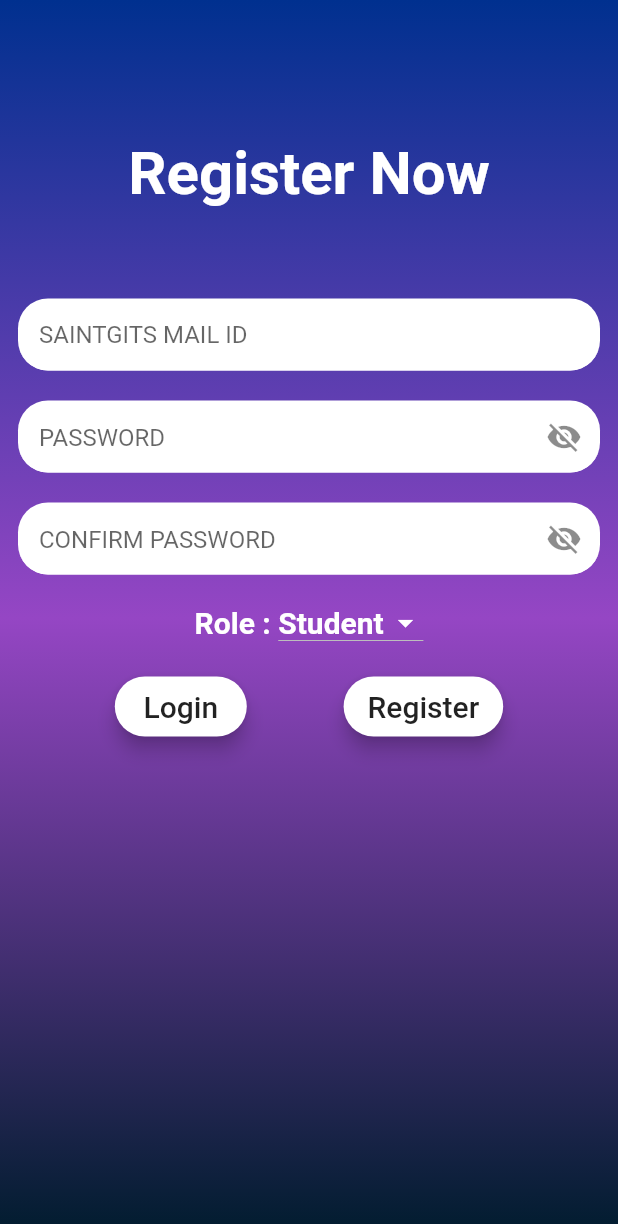
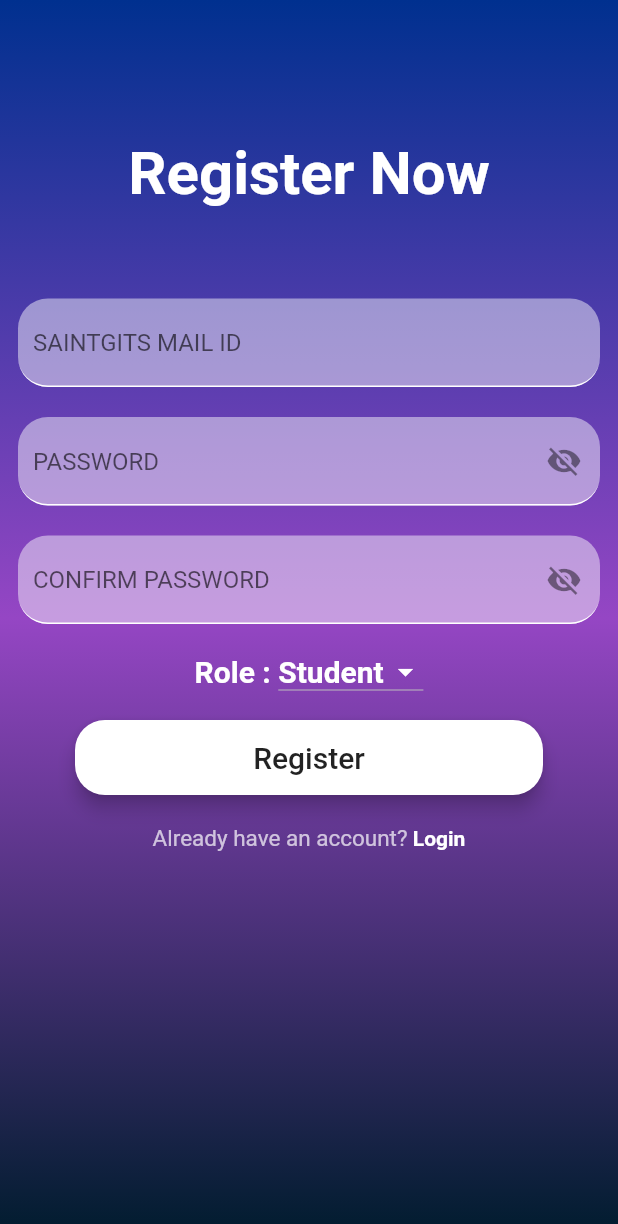
Before and after one commit to Madhav-S-S/voice_app, a Flutter app: the screen it shows after launch, after a tap on "Login", after a tap on "Sign Up", on a phone screen of 412 x 824 dp. Shown: the top 1224 px of the screen. Run offline on Flutter 3.47's test engine with Material 2 defaults, Android fonts, the phone set to English and light mode, and no system bars; our stand-ins replace cached_network_image, cloud_firestore, connectivity_plus, firebase_auth, firebase_core, flutter_bloc and 2 more; accounts and stored records are empty.

Commit message:
SignUp page and login page design enhanced

```diff
--- a/lib/presentation/student/signup_screen.dart
+++ b/lib/presentation/student/signup_screen.dart
@@ -82,11 +82,10 @@
                           controller: emailController,
                           decoration: InputDecoration(
                             filled: true,
-                            fillColor: Colors.white,
+                            fillColor: Color(0x77ffffff),
                             hintText: 'SAINTGITS MAIL ID',
                             enabled: true,
-                            contentPadding: const EdgeInsets.only(
-                                left: 14.0, bottom: 8.0, top: 8.0),
+                            contentPadding: const EdgeInsets.symmetric(vertical: 20.0, horizontal: 10.0),
                             focusedBorder: OutlineInputBorder(
                               borderSide: new BorderSide(color: Colors.white),
                               borderRadius: new BorderRadius.circular(20),
@@ -128,11 +127,10 @@
                                   });
                                 }),
                             filled: true,
-                            fillColor: Colors.white,
+                            fillColor: Color(0x77ffffff),
                             hintText: 'PASSWORD',
                             enabled: true,
-                            contentPadding: const EdgeInsets.only(
-                                left: 14.0, bottom: 8.0, top: 15.0),
+                            contentPadding: const EdgeInsets.symmetric(vertical: 20.0, horizontal: 10.0),
                             focusedBorder: OutlineInputBorder(
                               borderSide: new BorderSide(color: Colors.white),
                               borderRadius: new BorderRadius.circular(20),
@@ -172,11 +170,10 @@
                                   });
                                 }),
                             filled: true,
-                            fillColor: Colors.white,
+                            fillColor:Color(0x77ffffff),
                             hintText: 'CONFIRM PASSWORD',
                             enabled: true,
-                            contentPadding: const EdgeInsets.only(
-                                left: 14.0, bottom: 8.0, top: 15.0),
+                            contentPadding: const EdgeInsets.symmetric(vertical: 20.0, horizontal: 10.0),
                             focusedBorder: OutlineInputBorder(
                               borderSide: new BorderSide(color: Colors.white),
                               borderRadius: new BorderRadius.circular(20),
@@ -242,39 +239,13 @@
                         SizedBox(
                           height: 20,
                         ),
-                        Row(
-                          mainAxisAlignment: MainAxisAlignment.spaceEvenly,
-                          crossAxisAlignment: CrossAxisAlignment.end,
-                          children: [
                         MaterialButton(
+                          minWidth: MediaQuery.of(context).size.width-100,
                           shape: RoundedRectangleBorder(
                               borderRadius:
                                   BorderRadius.all(Radius.circular(20.0))),
                           elevation: 5.0,
-                              height: 40,
-                              onPressed: () {
-                                CircularProgressIndicator();
-                                Navigator.push(
-                                  context,
-                                  MaterialPageRoute(
-                                    builder: (context) => LoginPage(),
-                                  ),
-                                );
-                              },
-                              child: Text(
-                                "Login",
-                                style: TextStyle(
-                                  fontSize: 20,
-                                ),
-                              ),
-                              color: Colors.white,
-                            ),
-                            MaterialButton(
-                              shape: RoundedRectangleBorder(
-                                  borderRadius:
-                                      BorderRadius.all(Radius.circular(20.0))),
-                              elevation: 5.0,
-                              height: 40,
+                          height: 50,
                           onPressed: () {
                             setState(() {
                               showProgress = true;
@@ -290,6 +261,24 @@
                           ),
                           color: Colors.white,
                         ),
+                        SizedBox(
+                          height: 20,
+                        ),
+                        Row(
+                        mainAxisAlignment: MainAxisAlignment.center,
+                        children: [
+                          const Text("Already have an account?",
+                              style: TextStyle(color: Colors.white70,fontSize: 15)),
+                          GestureDetector(
+                            onTap: () {
+                              Navigator.push(context,
+                                  MaterialPageRoute(builder: (context) => LoginPage()));
+                            },
+                            child: const Text(
+                              " Login",
+                              style: TextStyle(color: Colors.white, fontWeight: FontWeight.bold),
+                            ),
+                          )
                         ],
                       ),
                         SizedBox(
--- a/lib/presentation/student/student_login_screen.dart
+++ b/lib/presentation/student/student_login_screen.dart
@@ -61,16 +61,16 @@
                       controller: emailController,
                       decoration: InputDecoration(
                         filled: true,
-                        fillColor: Color(0x99ffffff),
+                        fillColor: Color(0x77ffffff),
                         hintText: 'SAINTGITS MAIL ID',
                         enabled: true,
                         contentPadding: const EdgeInsets.symmetric(vertical: 20.0, horizontal: 10.0),
                         focusedBorder: OutlineInputBorder(
                           borderSide: new BorderSide(color: Colors.white),
-                          borderRadius: new BorderRadius.circular(10),
+                          borderRadius: new BorderRadius.circular(20),
                         ),
                         enabledBorder: UnderlineInputBorder(
-                          borderRadius: new BorderRadius.circular(50),
+                          borderRadius: new BorderRadius.circular(25),
                         ),
                       ),
                       validator: (value) {
@@ -107,13 +107,13 @@
                               });
                             }),
                         filled: true,
-                        fillColor: Color(0x99ffffff),
+                        fillColor: Color(0x77ffffff),
                         hintText: 'PASSWORD',
                         enabled: true,
                         contentPadding: const EdgeInsets.symmetric(vertical: 20.0, horizontal: 10.0),
                         focusedBorder: OutlineInputBorder(
                           borderSide: new BorderSide(color: Colors.white),
-                          borderRadius: new BorderRadius.circular(10),
+                          borderRadius: new BorderRadius.circular(20),
                         ),
                         enabledBorder: UnderlineInputBorder(
                           borderRadius: new BorderRadius.circular(25),
```
Lines whose indentation alone changed are shown as unchanged.
